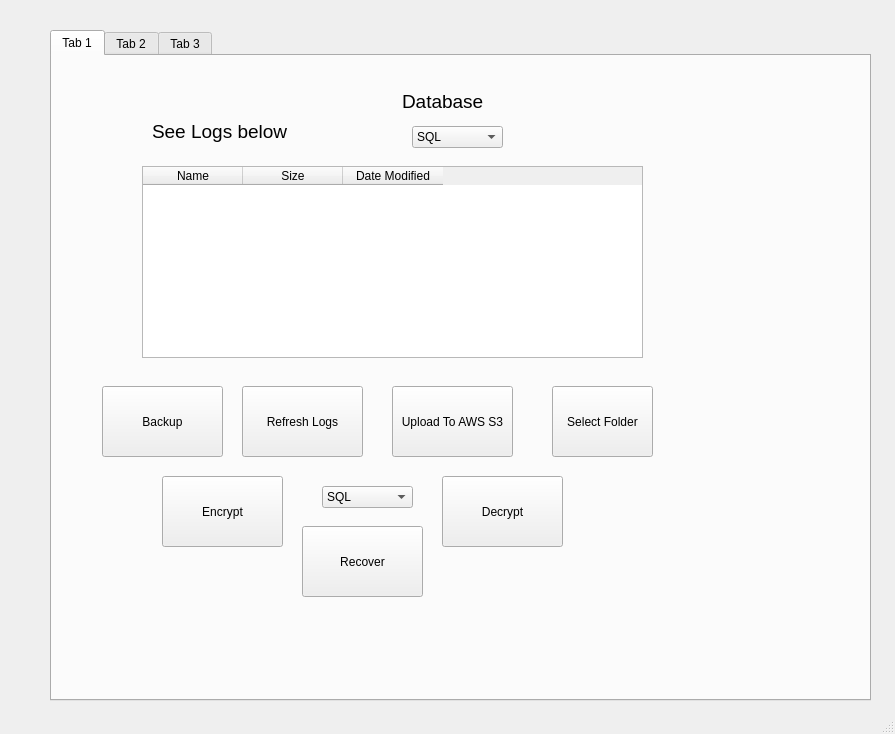
Above: BRC Python/main.ui from siddh34/BRC-System before the change. Below: the same form after it.
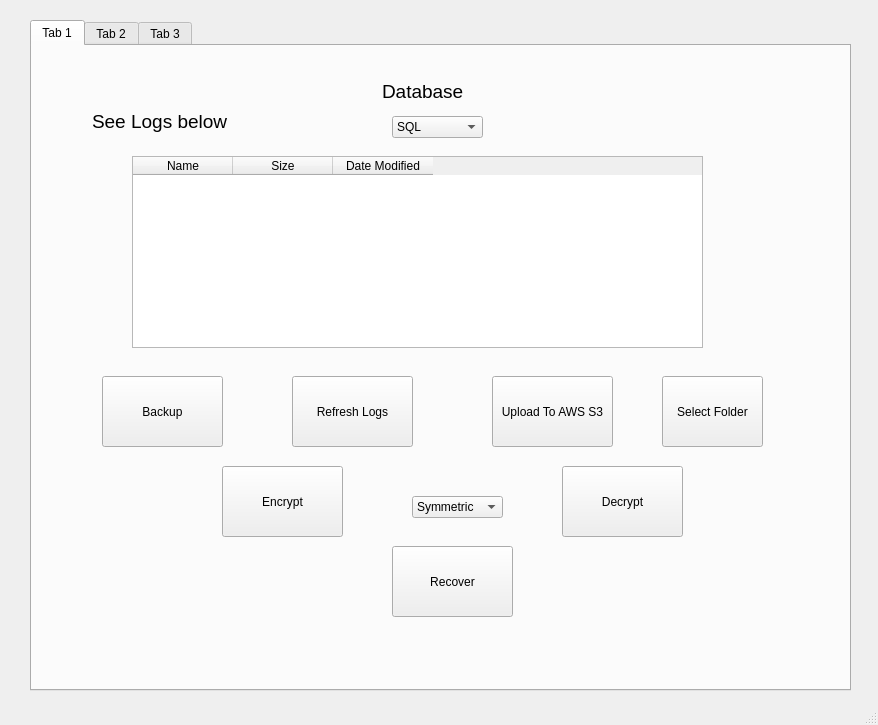
That is the form after the change.

```diff
--- a/BRC Python/main.ui
+++ b/BRC Python/main.ui
@@ -6,8 +6,8 @@
    <rect>
     <x>0</x>
     <y>0</y>
-    <width>895</width>
-    <height>734</height>
+    <width>878</width>
+    <height>725</height>
    </rect>
   </property>
   <property name="windowTitle">
@@ -17,8 +17,8 @@
    <widget class="QTabWidget" name="tabWidget_3">
     <property name="geometry">
      <rect>
-      <x>50</x>
-      <y>30</y>
+      <x>30</x>
+      <y>20</y>
       <width>821</width>
       <height>671</height>
      </rect>
@@ -33,9 +33,9 @@
      <widget class="QTableWidget" name="Logs_4">
       <property name="geometry">
        <rect>
-        <x>90</x>
+        <x>100</x>
         <y>110</y>
-        <width>501</width>
+        <width>571</width>
         <height>192</height>
        </rect>
       </property>
@@ -58,8 +58,8 @@
      <widget class="QPushButton" name="Recover_4">
       <property name="geometry">
        <rect>
-        <x>250</x>
-        <y>470</y>
+        <x>360</x>
+        <y>500</y>
         <width>121</width>
         <height>71</height>
        </rect>
@@ -71,7 +71,7 @@
      <widget class="QPushButton" name="Backup_4">
       <property name="geometry">
        <rect>
-        <x>50</x>
+        <x>70</x>
         <y>330</y>
         <width>121</width>
         <height>71</height>
@@ -105,7 +105,7 @@
      <widget class="QLabel" name="LogsLabel_4">
       <property name="geometry">
        <rect>
-        <x>100</x>
+        <x>60</x>
         <y>60</y>
         <width>191</width>
         <height>31</height>
@@ -143,7 +143,7 @@
      <widget class="QPushButton" name="RefreshButton">
       <property name="geometry">
        <rect>
-        <x>190</x>
+        <x>260</x>
         <y>330</y>
         <width>121</width>
         <height>71</height>
@@ -159,7 +159,7 @@
      <widget class="QPushButton" name="SelectFolder">
       <property name="geometry">
        <rect>
-        <x>500</x>
+        <x>630</x>
         <y>330</y>
         <width>101</width>
         <height>71</height>
@@ -172,7 +172,7 @@
      <widget class="QPushButton" name="AWS_S3">
       <property name="geometry">
        <rect>
-        <x>340</x>
+        <x>460</x>
         <y>330</y>
         <width>121</width>
         <height>71</height>
@@ -188,7 +188,7 @@
      <widget class="QPushButton" name="Encrypt">
       <property name="geometry">
        <rect>
-        <x>110</x>
+        <x>190</x>
         <y>420</y>
         <width>121</width>
         <height>71</height>
@@ -201,7 +201,7 @@
      <widget class="QPushButton" name="Decrypt">
       <property name="geometry">
        <rect>
-        <x>390</x>
+        <x>530</x>
         <y>420</y>
         <width>121</width>
         <height>71</height>
@@ -214,20 +214,15 @@
      <widget class="QComboBox" name="EncryptionDropDown">
       <property name="geometry">
        <rect>
-        <x>270</x>
-        <y>430</y>
+        <x>380</x>
+        <y>450</y>
         <width>91</width>
         <height>22</height>
        </rect>
       </property>
       <item>
        <property name="text">
-        <string>SQL</string>
-       </property>
-      </item>
-      <item>
-       <property name="text">
-        <string>Mongo</string>
+        <string>Symmetric</string>
        </property>
       </item>
      </widget>
```
